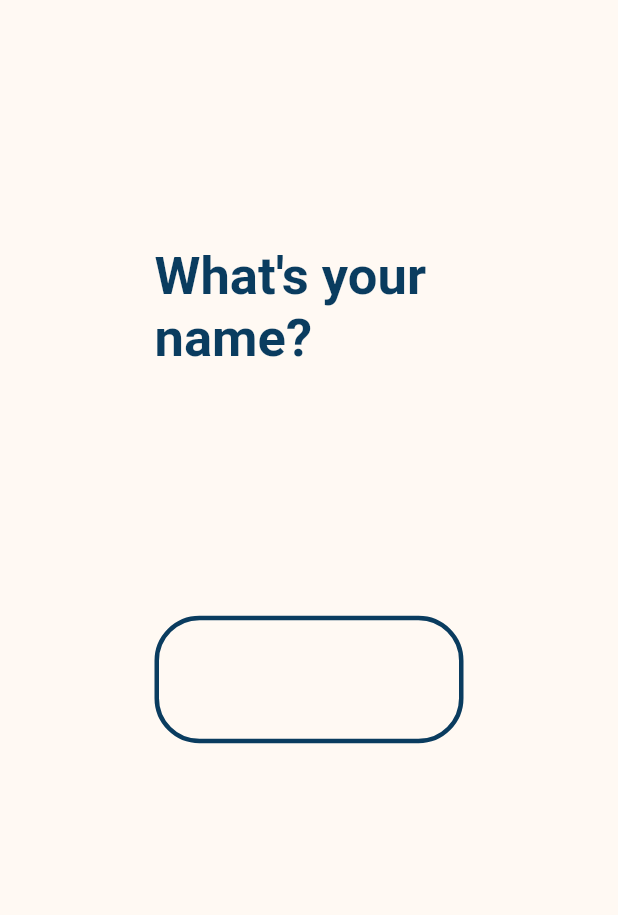
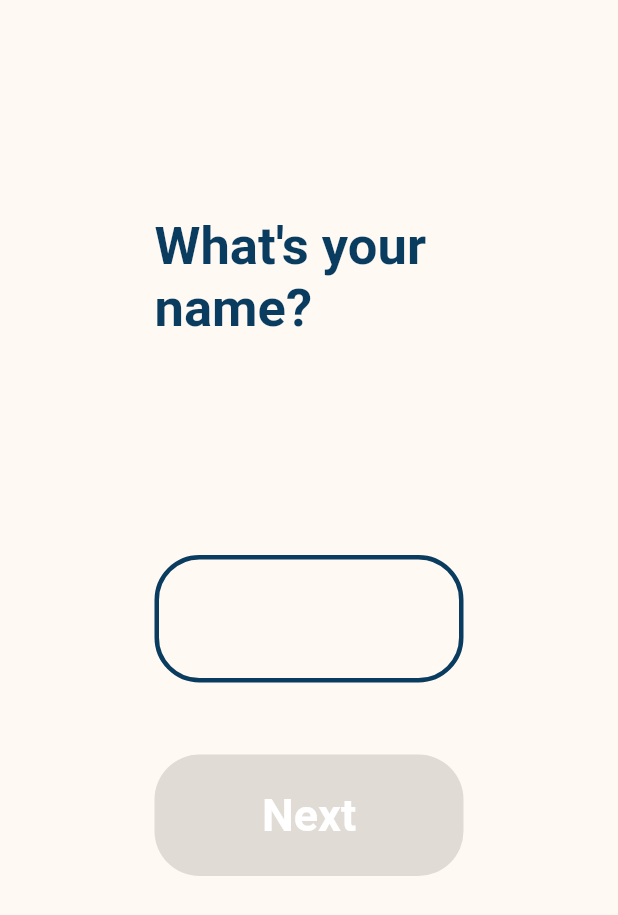
Before and after one commit to givtnl/givt-app-kids-game, a Flutter app: the EnterUsernameScreenVar1 screen opened directly, on a phone screen of 412 x 824 dp. Shown: the top 915 px of the screen. Run offline on Flutter 3.47's test engine with Material 2 defaults, Android fonts, the phone set to English and light mode, and no system bars; our stand-ins replace flutter_fortune_wheel, flutter_svg.

Commit message:
disable button for consistency

```diff
--- a/lib/givt/impact_goal/direct_choice/enter_username_screen.dart
+++ b/lib/givt/impact_goal/direct_choice/enter_username_screen.dart
@@ -1,7 +1,7 @@
 // ignore_for_file: avoid_unnecessary_containers, prefer_const_constructors, prefer_single_quotes, prefer_const_literals_to_create_immutables
 
 import 'package:flutter/material.dart';
-import 'package:givt_app_kids_game/givt/impact_goal/direct_choice/dircet_choice_screen.dart';
+import 'package:givt_app_kids_game/givt/impact_goal/direct_choice/direct_choice_screen.dart';
 
 import 'package:givt_app_kids_game/givt/impact_goal/spinner/spinning_wheel_screen.dart';
 
@@ -88,10 +88,10 @@ class _EnterUsernameScreenVar1State extends State<EnterUsernameScreenVar1> {
               Spacer(
                 flex: 1,
               ),
-              _name.isEmpty
-                  ? SizedBox()
-                  : ElevatedButton(
-                      onPressed: () {
+              ElevatedButton(
+                onPressed: _name.isEmpty
+                    ? null
+                    : () {
                         onNameEntered(context);
                       },
                 style: ElevatedButton.styleFrom(
```
Lines whose indentation alone changed are shown as unchanged.
